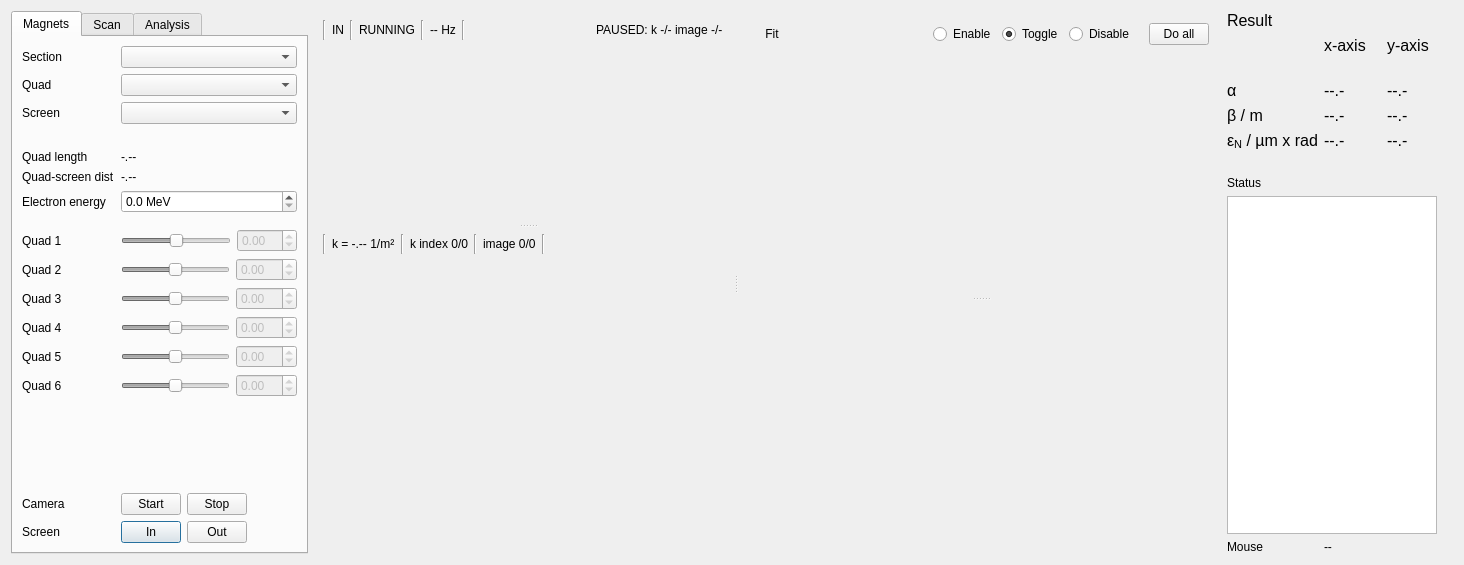
filiplindau/QuadScan, file quadscan_gui_onerow_v2.ui: the form before one commit.
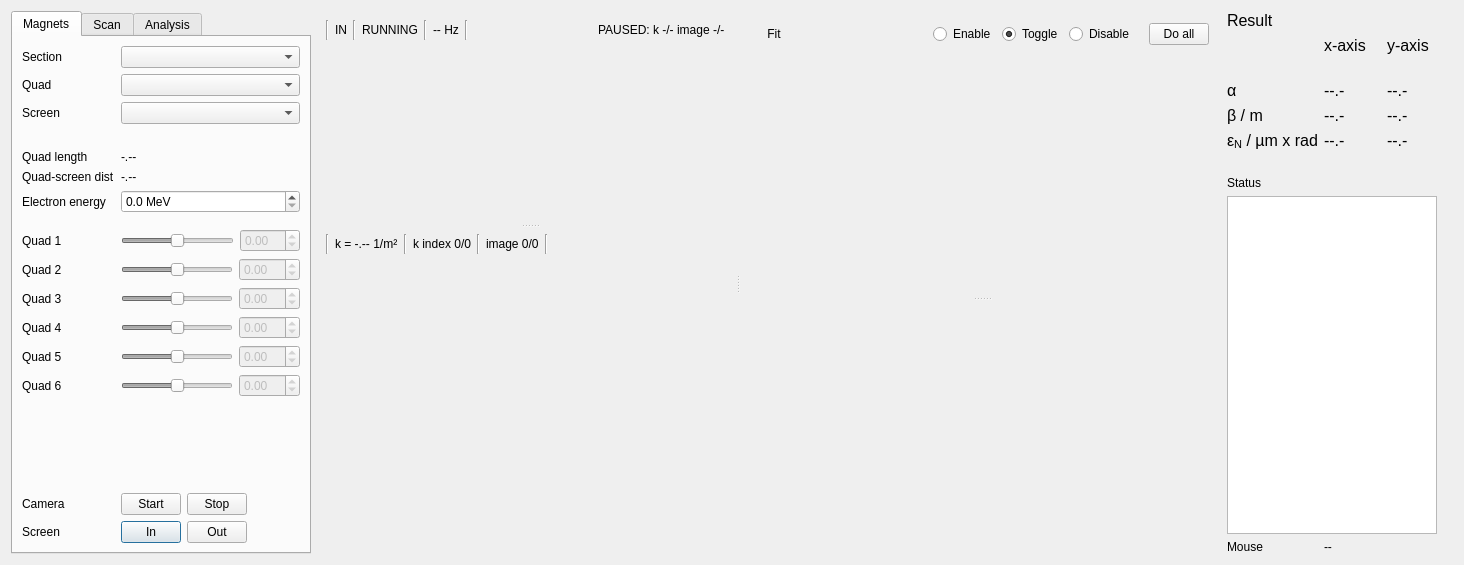
The form after the commit. Icons and pictures are not drawn. Custom widgets are drawn as their Qt base class.

Diff of the .ui file:
```diff
--- a/quadscan_gui_onerow_v2.ui
+++ b/quadscan_gui_onerow_v2.ui
@@ -26,6 +26,18 @@
        <verstretch>0</verstretch>
       </sizepolicy>
      </property>
+     <property name="minimumSize">
+      <size>
+       <width>300</width>
+       <height>0</height>
+      </size>
+     </property>
+     <property name="maximumSize">
+      <size>
+       <width>300</width>
+       <height>16777215</height>
+      </size>
+     </property>
      <property name="currentIndex">
       <number>0</number>
      </property>
```
